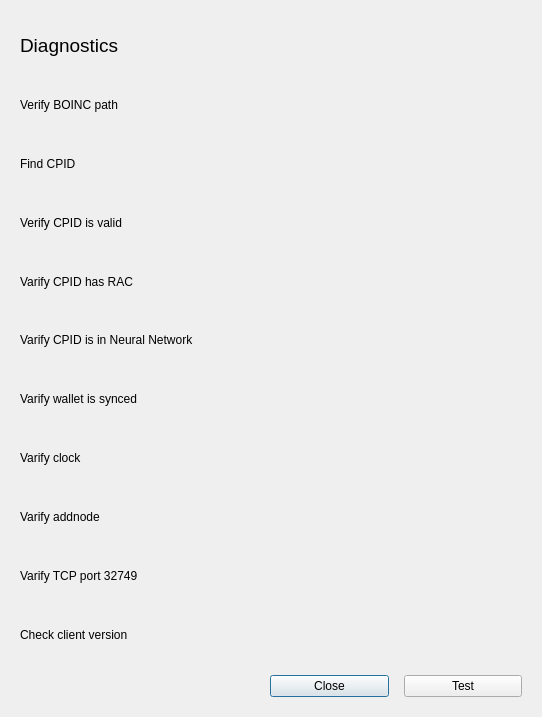
gridcoin-community/Gridcoin-Research, file src/qt/forms/diagnosticsdialog.ui: the form before one commit.
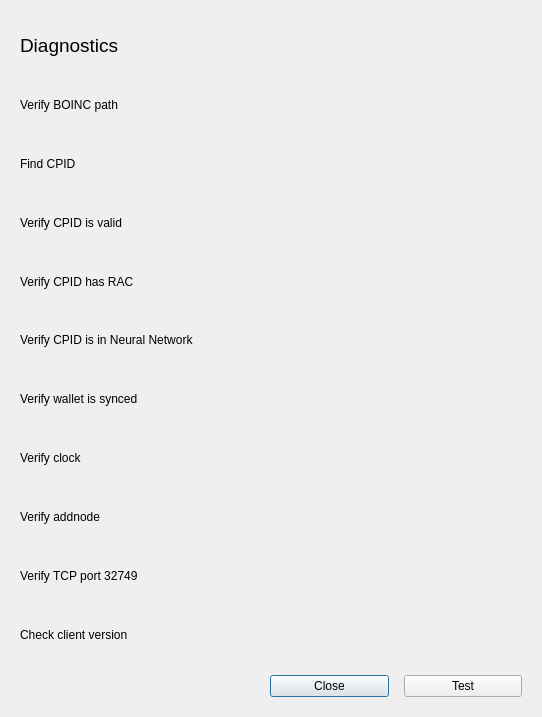
The form after the commit.

Commit message: Fix spelling mistakes

Patch:
```diff
--- a/src/qt/forms/diagnosticsdialog.ui
+++ b/src/qt/forms/diagnosticsdialog.ui
@@ -79,7 +79,7 @@
          </size>
         </property>
         <property name="text">
-         <string>Varify CPID is in Neural Network</string>
+         <string>Verify CPID is in Neural Network</string>
         </property>
        </widget>
       </item>
@@ -137,7 +137,7 @@
       <item row="4" column="0">
        <widget class="QLabel" name="label_6">
         <property name="text">
-         <string>Varify CPID has RAC</string>
+         <string>Verify CPID has RAC</string>
         </property>
        </widget>
       </item>
@@ -166,7 +166,7 @@
       <item row="6" column="0">
        <widget class="QLabel" name="label_8">
         <property name="text">
-         <string>Varify wallet is synced</string>
+         <string>Verify wallet is synced</string>
         </property>
        </widget>
       </item>
@@ -265,7 +265,7 @@
       <item row="7" column="0">
        <widget class="QLabel" name="label_9">
         <property name="text">
-         <string>Varify clock</string>
+         <string>Verify clock</string>
         </property>
        </widget>
       </item>
@@ -294,7 +294,7 @@
       <item row="8" column="0">
        <widget class="QLabel" name="label_10">
         <property name="text">
-         <string>Varify addnode</string>
+         <string>Verify addnode</string>
         </property>
        </widget>
       </item>
@@ -323,7 +323,7 @@
       <item row="9" column="0">
        <widget class="QLabel" name="label_11">
         <property name="text">
-         <string>Varify TCP port 32749</string>
+         <string>Verify TCP port 32749</string>
         </property>
        </widget>
       </item>
```
The commit also changes 1 other file.
